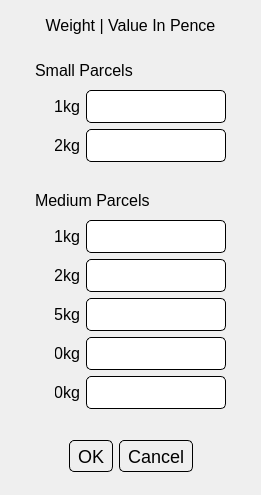
This is src/gui/parcelPriceEditor.ui in psidex/StampCalculator as Qt 5 draws it before an edit. The edited form follows.
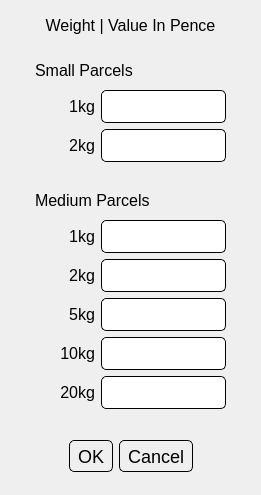
This is the edited form. Icons and pictures are not drawn.

Commit message: Update width of labels

The edit to the form file:
```diff
--- a/src/gui/parcelPriceEditor.ui
+++ b/src/gui/parcelPriceEditor.ui
@@ -107,7 +107,7 @@
      <widget class="QLabel" name="smallParcel1kgLabel">
       <property name="minimumSize">
        <size>
-        <width>25</width>
+        <width>40</width>
         <height>0</height>
        </size>
       </property>
@@ -135,7 +135,7 @@
      <widget class="QLabel" name="smallParcel2kgLabel">
       <property name="minimumSize">
        <size>
-        <width>25</width>
+        <width>40</width>
         <height>0</height>
        </size>
       </property>
@@ -182,7 +182,7 @@
      <widget class="QLabel" name="mediumParcel1kgLabel">
       <property name="minimumSize">
        <size>
-        <width>25</width>
+        <width>40</width>
         <height>0</height>
        </size>
       </property>
@@ -210,7 +210,7 @@
      <widget class="QLabel" name="mediumParcel2kgLabel">
       <property name="minimumSize">
        <size>
-        <width>25</width>
+        <width>40</width>
         <height>0</height>
        </size>
       </property>
@@ -232,7 +232,7 @@
      <widget class="QLabel" name="mediumParcel20kgLabel">
       <property name="minimumSize">
        <size>
-        <width>25</width>
+        <width>40</width>
         <height>0</height>
        </size>
       </property>
@@ -260,7 +260,7 @@
      <widget class="QLabel" name="mediumParcel5kgLabel">
       <property name="minimumSize">
        <size>
-        <width>25</width>
+        <width>40</width>
         <height>0</height>
        </size>
       </property>
@@ -282,7 +282,7 @@
      <widget class="QLabel" name="mediumParcel10kgLabel">
       <property name="minimumSize">
        <size>
-        <width>25</width>
+        <width>40</width>
         <height>0</height>
        </size>
       </property>
```
